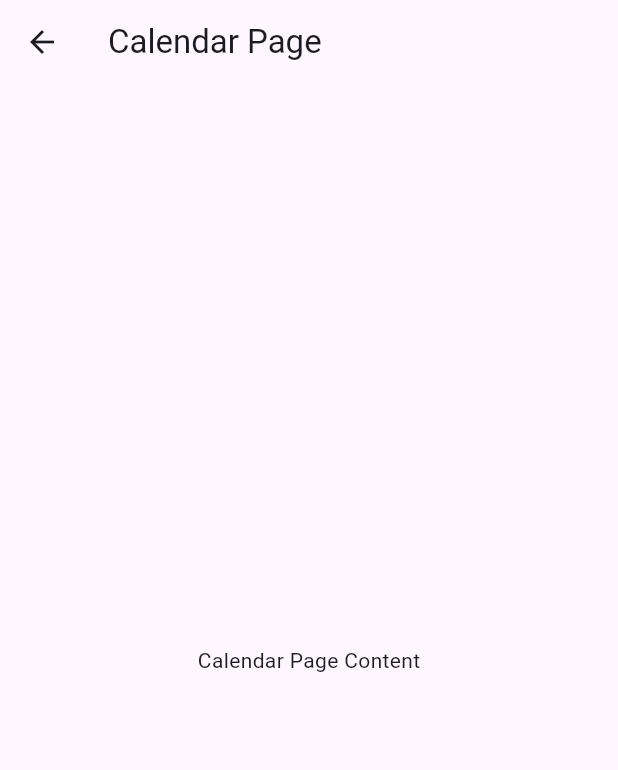
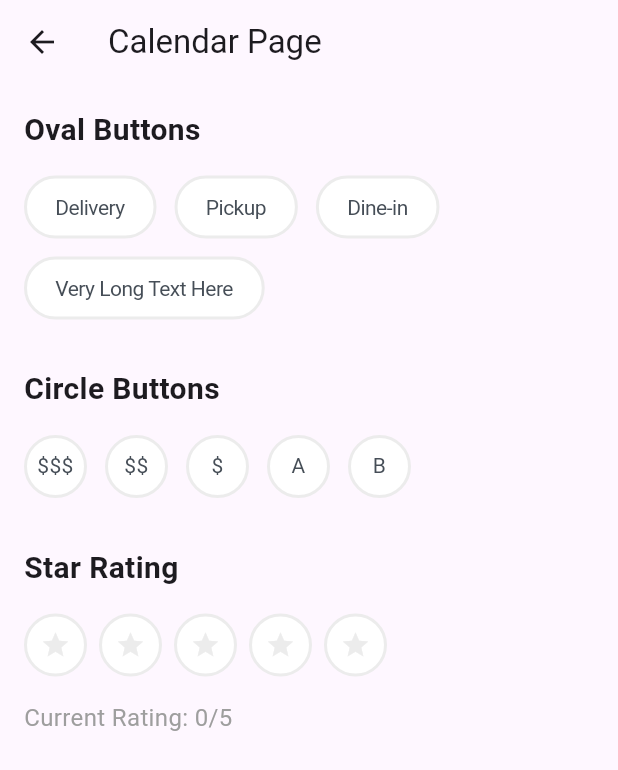
Before and after one commit to legojeon/eatfolio, a Flutter app: the CalendarPage screen opened directly, on a phone screen of 412 x 824 dp. Shown: the top 770 px of the screen. Run offline on Flutter 3.47's test engine with Material 3 defaults, Android fonts, the light colour scheme and no system bars; our stand-ins replace camera, google_fonts; Roboto replaces fonts that are missing (Sen).

Commit message:
add buttons

```diff
--- a/eatfolio/lib/core/constants.dart
+++ b/eatfolio/lib/core/constants.dart
@@ -26,4 +26,11 @@ class AppColors {
   // Button Colors
   static const Color buttonPrimary = Color(0xFFFF7621);
   static const Color buttonText = Colors.white;
+
+  // Border Colors
+  static const Color borderLight = Color(0xFFECECEC);
+
+  // Icon Colors
+  static const Color iconUnselected = Color(0xFFECECEC);
+  static const Color iconSelected = Color(0xFFFF7621);
 }
--- a/eatfolio/lib/presentation/screens/calendar_page.dart
+++ b/eatfolio/lib/presentation/screens/calendar_page.dart
@@ -1,7 +1,31 @@
 import 'package:flutter/material.dart';
+import '../widgets/buttons.dart';
 
-class CalendarPage extends StatelessWidget {
+class CalendarPage extends StatefulWidget {
   const CalendarPage({super.key});
+
+  @override
+  State<CalendarPage> createState() => _CalendarPageState();
+}
+
+class _CalendarPageState extends State<CalendarPage> {
+  // 각 버튼의 선택 상태를 개별적으로 관리
+  Map<String, bool> ovalButtonStates = {
+    'Delivery': false,
+    'Pickup': false,
+    'Dine-in': false,
+    'Very Long Text Here': false,
+  };
+
+  Map<String, bool> circleButtonStates = {
+    '\$\$\$': false,
+    '\$\$': false,
+    '\$': false,
+    'A': false,
+    'B': false,
+  };
+
+  int starRating = 0;
 
   @override
   Widget build(BuildContext context) {
@@ -9,8 +33,158 @@ class CalendarPage extends StatelessWidget {
       appBar: AppBar(
         title: Text('Calendar Page'),
       ),
-      body: Center(
-        child: Text('Calendar Page Content'),
+      body: Padding(
+        padding: const EdgeInsets.all(16.0),
+        child: Column(
+          crossAxisAlignment: CrossAxisAlignment.start,
+          children: [
+            Text(
+              'Oval Buttons',
+              style: TextStyle(
+                fontSize: 20,
+                fontWeight: FontWeight.bold,
+              ),
+            ),
+            SizedBox(height: 16),
+            Wrap(
+              spacing: 12,
+              runSpacing: 12,
+              children: [
+                OvalButton(
+                  text: 'Delivery',
+                  isSelected: ovalButtonStates['Delivery'] ?? false,
+                  onPressed: () {
+                    setState(() {
+                      ovalButtonStates['Delivery'] = !(ovalButtonStates['Delivery'] ?? false);
+                    });
+                    print('Delivery tapped');
+                  },
+                ),
+                OvalButton(
+                  text: 'Pickup',
+                  isSelected: ovalButtonStates['Pickup'] ?? false,
+                  onPressed: () {
+                    setState(() {
+                      ovalButtonStates['Pickup'] = !(ovalButtonStates['Pickup'] ?? false);
+                    });
+                    print('Pickup tapped');
+                  },
+                ),
+                OvalButton(
+                  text: 'Dine-in',
+                  isSelected: ovalButtonStates['Dine-in'] ?? false,
+                  onPressed: () {
+                    setState(() {
+                      ovalButtonStates['Dine-in'] = !(ovalButtonStates['Dine-in'] ?? false);
+                    });
+                    print('Dine-in tapped');
+                  },
+                ),
+                OvalButton(
+                  text: 'Very Long Text Here',
+                  isSelected: ovalButtonStates['Very Long Text Here'] ?? false,
+                  onPressed: () {
+                    setState(() {
+                      ovalButtonStates['Very Long Text Here'] = !(ovalButtonStates['Very Long Text Here'] ?? false);
+                    });
+                    print('Long text tapped');
+                  },
+                ),
+              ],
+            ),
+            SizedBox(height: 32),
+            Text(
+              'Circle Buttons',
+              style: TextStyle(
+                fontSize: 20,
+                fontWeight: FontWeight.bold,
+              ),
+            ),
+            SizedBox(height: 16),
+            Wrap(
+              spacing: 12,
+              runSpacing: 12,
+              children: [
+                CircleButton(
+                  text: '\$\$\$',
+                  isSelected: circleButtonStates['\$\$\$'] ?? false,
+                  onPressed: () {
+                    setState(() {
+                      circleButtonStates['\$\$\$'] = !(circleButtonStates['\$\$\$'] ?? false);
+                    });
+                    print('\$\$\$ tapped');
+                  },
+                ),
+                CircleButton(
+                  text: '\$\$',
+                  isSelected: circleButtonStates['\$\$'] ?? false,
+                  onPressed: () {
+                    setState(() {
+                      circleButtonStates['\$\$'] = !(circleButtonStates['\$\$'] ?? false);
+                    });
+                    print('\$\$ tapped');
+                  },
+                ),
+                CircleButton(
+                  text: '\$',
+                  isSelected: circleButtonStates['\$'] ?? false,
+                  onPressed: () {
+                    setState(() {
+                      circleButtonStates['\$'] = !(circleButtonStates['\$'] ?? false);
+                    });
+                    print('\$ tapped');
+                  },
+                ),
+                CircleButton(
+                  text: 'A',
+                  isSelected: circleButtonStates['A'] ?? false,
+                  onPressed: () {
+                    setState(() {
+                      circleButtonStates['A'] = !(circleButtonStates['A'] ?? false);
+                    });
+                    print('A tapped');
+                  },
+                ),
+                CircleButton(
+                  text: 'B',
+                  isSelected: circleButtonStates['B'] ?? false,
+                  onPressed: () {
+                    setState(() {
+                      circleButtonStates['B'] = !(circleButtonStates['B'] ?? false);
+                    });
+                    print('B tapped');
+                  },
+                ),
+              ],
+            ),
+            SizedBox(height: 32),
+            Text(
+              'Star Rating',
+              style: TextStyle(
+                fontSize: 20,
+                fontWeight: FontWeight.bold,
+              ),
+            ),
+            SizedBox(height: 16),
+            StarRatingButton(
+              rating: starRating,
+              onRatingChanged: (rating) {
+                setState(() {
+                  starRating = rating;
+                });
+                print('Star rating changed to: $rating');
+              },
+            ),
+            SizedBox(height: 16),
+            Text(
+              'Current Rating: $starRating/5',
+              style: TextStyle(
+                fontSize: 16,
+                color: Colors.grey,
+              ),
+            ),
+          ],
+        ),
       ),
     );
   }
--- a/eatfolio/pubspec.yaml
+++ b/eatfolio/pubspec.yaml
@@ -31,6 +31,7 @@ dependencies:
   flutter:
     sdk: flutter
   provider: ^6.1.1
+  google_fonts: ^6.2.1
   # The following adds the Cupertino Icons font to your application.
   # Use with the CupertinoIcons class for iOS style icons.
   cupertino_icons: ^1.0.8
```
Also changed, not shown: eatfolio/lib/core/fonts.dart (added, +115 -0 lines), eatfolio/lib/presentation/widgets/cards.dart (added, +72 -0 lines), eatfolio/pubspec.lock.
